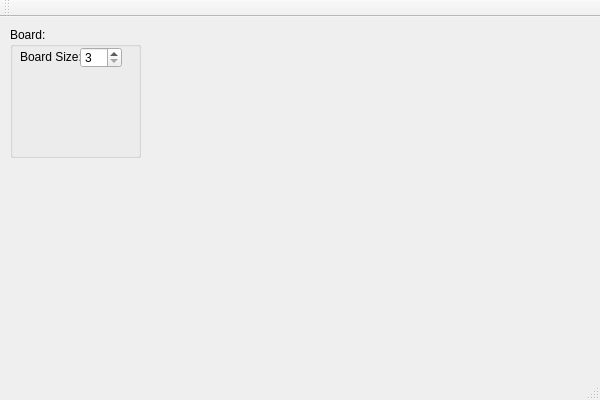
Qt form application/me586th1ugurmengilli.ui (ugurmengilli/l-puzzle-ai-solution) before a commit.
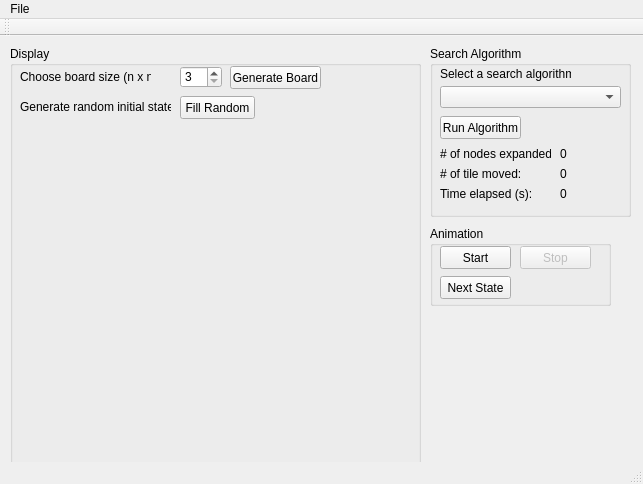
The same form after that commit.

Commit message:
Generate and fill n x n board in GUI class
- Board made of buttons as tiles
- Semi-randomly fill the puzzle with numbers

Diff of the .ui file:
```diff
--- a/application/me586th1ugurmengilli.ui
+++ b/application/me586th1ugurmengilli.ui
@@ -6,58 +6,199 @@
    <rect>
     <x>0</x>
     <y>0</y>
-    <width>600</width>
-    <height>400</height>
+    <width>643</width>
+    <height>484</height>
    </rect>
   </property>
-  <property name="sizePolicy">
-   <sizepolicy hsizetype="MinimumExpanding" vsizetype="MinimumExpanding">
-    <horstretch>0</horstretch>
-    <verstretch>0</verstretch>
-   </sizepolicy>
-  </property>
   <property name="windowTitle">
    <string>me586th1ugurmengilli</string>
   </property>
   <widget class="QWidget" name="centralWidget">
-   <widget class="QGroupBox" name="groupBox">
+   <widget class="QGroupBox" name="algorithmBox">
     <property name="geometry">
      <rect>
-      <x>10</x>
+      <x>430</x>
       <y>10</y>
-      <width>131</width>
-      <height>131</height>
+      <width>201</width>
+      <height>171</height>
      </rect>
     </property>
-    <property name="sizePolicy">
-     <sizepolicy hsizetype="MinimumExpanding" vsizetype="MinimumExpanding">
-      <horstretch>0</horstretch>
-      <verstretch>0</verstretch>
-     </sizepolicy>
-    </property>
     <property name="title">
-     <string>Board:</string>
+     <string>Search Algorithm</string>
     </property>
     <widget class="QLabel" name="label">
      <property name="geometry">
       <rect>
        <x>10</x>
        <y>20</y>
+       <width>131</width>
+       <height>16</height>
+      </rect>
+     </property>
+     <property name="text">
+      <string>Select a search algorithm:</string>
+     </property>
+    </widget>
+    <widget class="QComboBox" name="algorithms">
+     <property name="geometry">
+      <rect>
+       <x>10</x>
+       <y>40</y>
+       <width>181</width>
+       <height>22</height>
+      </rect>
+     </property>
+    </widget>
+    <widget class="QPushButton" name="runButton">
+     <property name="geometry">
+      <rect>
+       <x>10</x>
+       <y>70</y>
+       <width>81</width>
+       <height>23</height>
+      </rect>
+     </property>
+     <property name="text">
+      <string>Run Algorithm</string>
+     </property>
+    </widget>
+    <widget class="QLabel" name="label_2">
+     <property name="geometry">
+      <rect>
+       <x>10</x>
+       <y>100</y>
+       <width>111</width>
+       <height>16</height>
+      </rect>
+     </property>
+     <property name="text">
+      <string># of nodes expanded:</string>
+     </property>
+    </widget>
+    <widget class="QLabel" name="label_4">
+     <property name="geometry">
+      <rect>
+       <x>10</x>
+       <y>120</y>
+       <width>91</width>
+       <height>16</height>
+      </rect>
+     </property>
+     <property name="text">
+      <string># of tile moved:</string>
+     </property>
+    </widget>
+    <widget class="QLabel" name="label_5">
+     <property name="geometry">
+      <rect>
+       <x>10</x>
+       <y>140</y>
+       <width>91</width>
+       <height>16</height>
+      </rect>
+     </property>
+     <property name="text">
+      <string>Time elapsed (s):</string>
+     </property>
+    </widget>
+    <widget class="QLabel" name="expandedNodeCount">
+     <property name="geometry">
+      <rect>
+       <x>130</x>
+       <y>100</y>
        <width>61</width>
-       <height>20</height>
+       <height>16</height>
       </rect>
      </property>
      <property name="text">
-      <string>Board Size:</string>
+      <string>0</string>
+     </property>
+    </widget>
+    <widget class="QLabel" name="tileMovedCount">
+     <property name="geometry">
+      <rect>
+       <x>130</x>
+       <y>120</y>
+       <width>61</width>
+       <height>16</height>
+      </rect>
+     </property>
+     <property name="text">
+      <string>0</string>
+     </property>
+    </widget>
+    <widget class="QLabel" name="timeElapsed">
+     <property name="geometry">
+      <rect>
+       <x>130</x>
+       <y>140</y>
+       <width>61</width>
+       <height>16</height>
+      </rect>
+     </property>
+     <property name="text">
+      <string>0</string>
+     </property>
+    </widget>
+   </widget>
+   <widget class="QGroupBox" name="displayBox">
+    <property name="geometry">
+     <rect>
+      <x>10</x>
+      <y>10</y>
+      <width>411</width>
+      <height>421</height>
+     </rect>
+    </property>
+    <property name="title">
+     <string>Display</string>
+    </property>
+    <widget class="QPushButton" name="generateBoardButton">
+     <property name="geometry">
+      <rect>
+       <x>220</x>
+       <y>20</y>
+       <width>91</width>
+       <height>23</height>
+      </rect>
+     </property>
+     <property name="text">
+      <string>Generate Board</string>
+     </property>
+    </widget>
+    <widget class="QLabel" name="generateLabel">
+     <property name="geometry">
+      <rect>
+       <x>10</x>
+       <y>50</y>
+       <width>151</width>
+       <height>21</height>
+      </rect>
+     </property>
+     <property name="text">
+      <string>Generate random initial state:</string>
+     </property>
+    </widget>
+    <widget class="QLabel" name="label_3">
+     <property name="geometry">
+      <rect>
+       <x>10</x>
+       <y>20</y>
+       <width>131</width>
+       <height>21</height>
+      </rect>
+     </property>
+     <property name="text">
+      <string>Choose board size (n x n):</string>
      </property>
     </widget>
     <widget class="QSpinBox" name="boardSize">
      <property name="geometry">
       <rect>
-       <x>70</x>
+       <x>170</x>
        <y>20</y>
        <width>42</width>
-       <height>21</height>
+       <height>22</height>
       </rect>
      </property>
      <property name="minimum">
@@ -66,30 +207,89 @@
      <property name="maximum">
       <number>10</number>
      </property>
+     <property name="value">
+      <number>3</number>
+     </property>
     </widget>
-    <widget class="QWidget" name="gridLayoutWidget">
+    <widget class="QPushButton" name="fillRandomButton">
      <property name="geometry">
       <rect>
+       <x>170</x>
+       <y>50</y>
+       <width>75</width>
+       <height>23</height>
+      </rect>
+     </property>
+     <property name="text">
+      <string>Fill Random</string>
+     </property>
+    </widget>
+   </widget>
+   <widget class="QGroupBox" name="groupBox">
+    <property name="geometry">
+     <rect>
+      <x>430</x>
+      <y>190</y>
+      <width>181</width>
+      <height>80</height>
+     </rect>
+    </property>
+    <property name="title">
+     <string>Animation</string>
+    </property>
+    <widget class="QPushButton" name="nextStateButton">
+     <property name="geometry">
+      <rect>
        <x>10</x>
        <y>50</y>
        <width>71</width>
-       <height>71</height>
+       <height>23</height>
       </rect>
      </property>
-     <layout class="QGridLayout" name="board">
-      <property name="sizeConstraint">
-       <enum>QLayout::SetMinimumSize</enum>
-      </property>
-      <property name="leftMargin">
-       <number>0</number>
-      </property>
-      <property name="topMargin">
-       <number>0</number>
-      </property>
-      <property name="rightMargin">
-       <number>0</number>
-      </property>
-     </layout>
+     <property name="text">
+      <string>Next State</string>
+     </property>
+    </widget>
+    <widget class="QPushButton" name="startButton">
+     <property name="geometry">
+      <rect>
+       <x>10</x>
+       <y>20</y>
+       <width>71</width>
+       <height>23</height>
+      </rect>
+     </property>
+     <property name="text">
+      <string>Start</string>
+     </property>
+    </widget>
+    <widget class="QPushButton" name="stopButton">
+     <property name="enabled">
+      <bool>false</bool>
+     </property>
+     <property name="geometry">
+      <rect>
+       <x>90</x>
+       <y>20</y>
+       <width>71</width>
+       <height>23</height>
+      </rect>
+     </property>
+     <property name="text">
+      <string>Stop</string>
+     </property>
+     <property name="checkable">
+      <bool>false</bool>
+     </property>
+     <property name="checked">
+      <bool>false</bool>
+     </property>
+     <property name="default">
+      <bool>false</bool>
+     </property>
+     <property name="flat">
+      <bool>false</bool>
+     </property>
     </widget>
    </widget>
   </widget>
@@ -98,10 +298,17 @@
     <rect>
      <x>0</x>
      <y>0</y>
-     <width>600</width>
+     <width>643</width>
      <height>21</height>
     </rect>
    </property>
+   <widget class="QMenu" name="menuFile">
+    <property name="title">
+     <string>File</string>
+    </property>
+    <addaction name="openFile"/>
+   </widget>
+   <addaction name="menuFile"/>
   </widget>
   <widget class="QToolBar" name="mainToolBar">
    <attribute name="toolBarArea">
```
Left out of the diff: 9 changed lines with no effect on the pictures. The commit also changes 2 other files.
